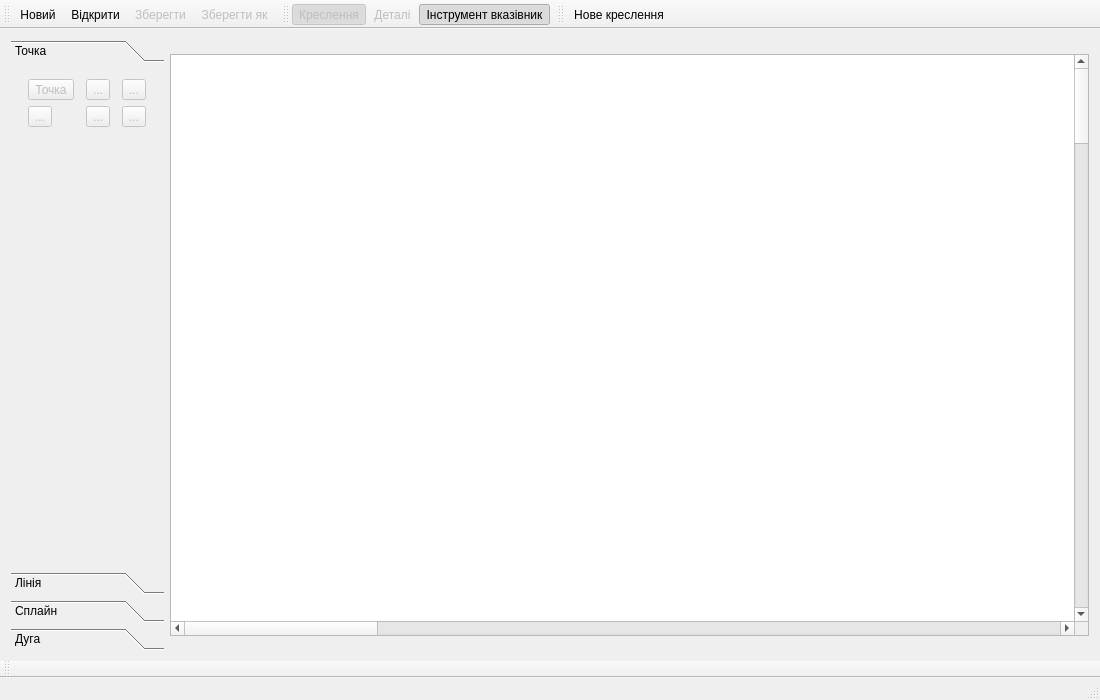
Qt form mainwindow.ui (OpnTec/fashionmaker) before a commit.
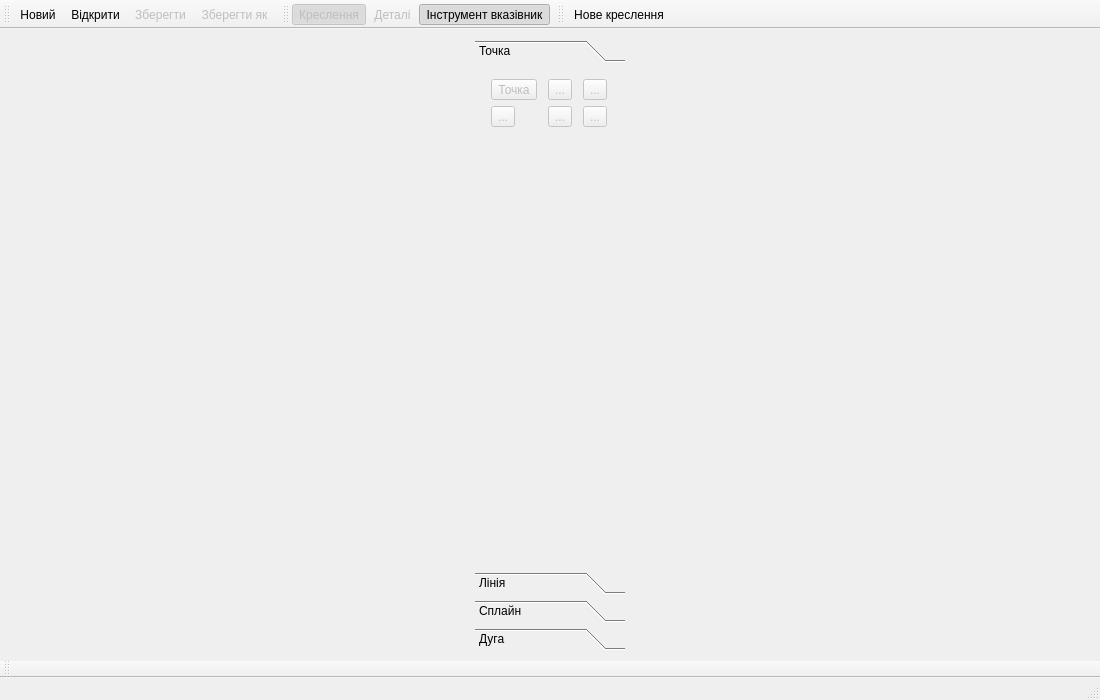
The same form after that commit. The open tabs and pages were chosen to show the change. Icons and pictures are not drawn.

Commit message: Add class VDataTool. Change in class VPointF.

Patch:
```diff
--- a/mainwindow.ui
+++ b/mainwindow.ui
@@ -14,48 +14,21 @@
    <string>Valentina</string>
   </property>
   <widget class="QWidget" name="centralWidget">
-   <layout class="QGridLayout" name="gridLayout_2">
-    <item row="0" column="2">
-     <widget class="QGraphicsView" name="graphicsView">
-      <property name="sizePolicy">
-       <sizepolicy hsizetype="Expanding" vsizetype="Expanding">
-        <horstretch>6</horstretch>
-        <verstretch>0</verstretch>
-       </sizepolicy>
-      </property>
-      <property name="maximumSize">
-       <size>
-        <width>922</width>
-        <height>582</height>
-       </size>
-      </property>
-      <property name="mouseTracking">
-       <bool>true</bool>
-      </property>
-      <property name="sceneRect">
-       <rectf>
-        <x>0.000000000000000</x>
-        <y>0.000000000000000</y>
-        <width>50000.000000000000000</width>
-        <height>50000.000000000000000</height>
-       </rectf>
-      </property>
-      <property name="alignment">
-       <set>Qt::AlignBottom|Qt::AlignRight|Qt::AlignTrailing</set>
-      </property>
-      <property name="renderHints">
-       <set>QPainter::Antialiasing|QPainter::TextAntialiasing</set>
-      </property>
-     </widget>
-    </item>
-    <item row="0" column="1">
+   <layout class="QHBoxLayout" name="horizontalLayout">
+    <item>
      <widget class="QToolBox" name="toolBox">
       <property name="sizePolicy">
-       <sizepolicy hsizetype="Minimum" vsizetype="MinimumExpanding">
+       <sizepolicy hsizetype="Fixed" vsizetype="Minimum">
         <horstretch>1</horstretch>
-        <verstretch>0</verstretch>
+        <verstretch>1</verstretch>
        </sizepolicy>
       </property>
+      <property name="minimumSize">
+       <size>
+        <width>150</width>
+        <height>0</height>
+       </size>
+      </property>
       <property name="currentIndex">
        <number>2</number>
       </property>
@@ -64,12 +37,12 @@
         <rect>
          <x>0</x>
          <y>0</y>
-         <width>154</width>
+         <width>150</width>
          <height>104</height>
         </rect>
        </property>
        <property name="sizePolicy">
-        <sizepolicy hsizetype="MinimumExpanding" vsizetype="Maximum">
+        <sizepolicy hsizetype="Expanding" vsizetype="Maximum">
          <horstretch>0</horstretch>
          <verstretch>0</verstretch>
         </sizepolicy>
```
Left out of the diff: 24 changed lines with no effect on the pictures. The commit also changes 75 other files.
